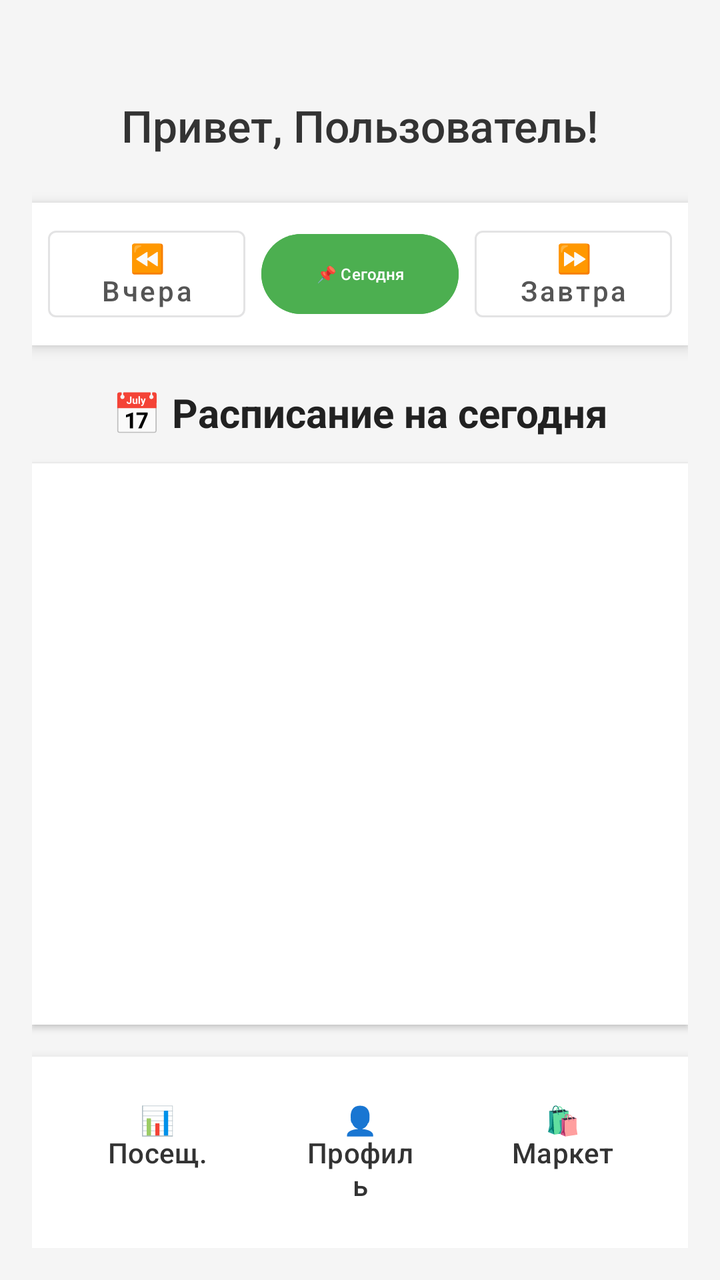
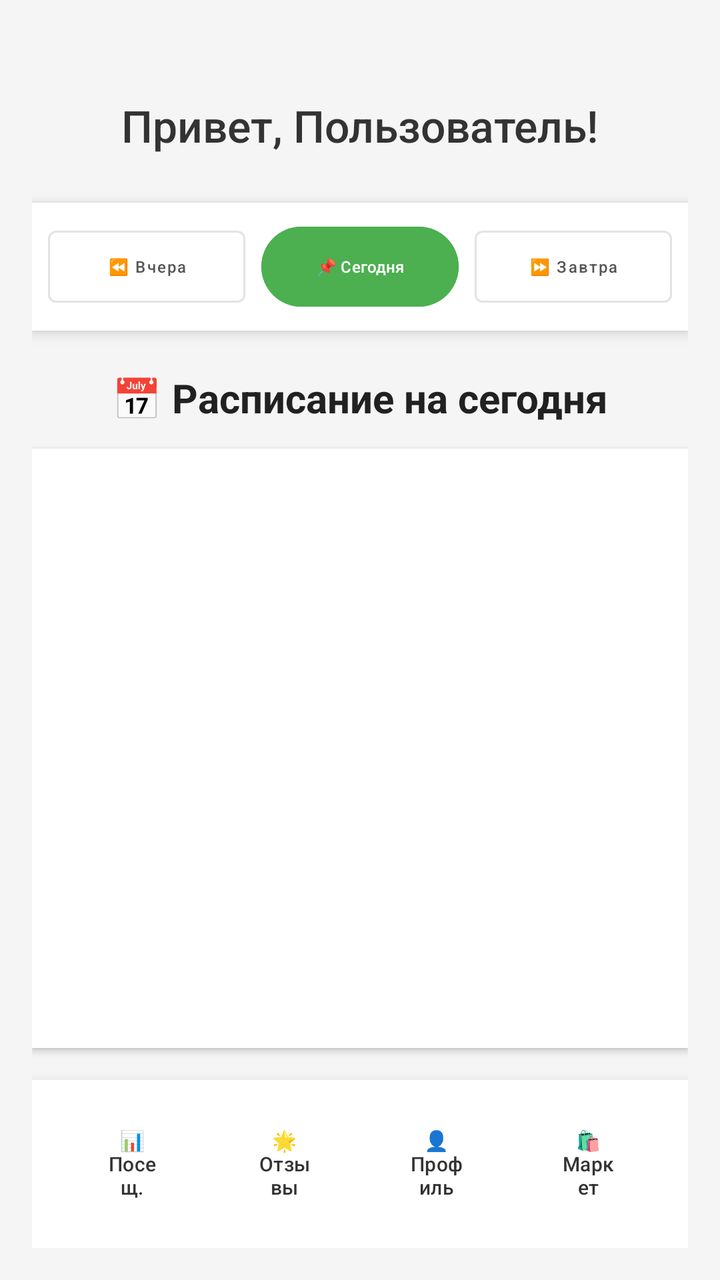

Two renders of the same Android screen: before a commit and after it. Below are the layout's source before the change and the commit's diff.
<!-- AndroidManifest.xml: application theme Theme.Topacademy -->
<!-- res/layout/activity_main.xml -->
<?xml version="1.0" encoding="utf-8"?>
<LinearLayout xmlns:android="http://schemas.android.com/apk/res/android"
    xmlns:tools="http://schemas.android.com/tools"
    android:layout_width="match_parent"
    android:layout_height="match_parent"
    android:orientation="vertical"
    android:padding="16dp"
    android:background="#F5F5F5">

    
    <TextView
        android:id="@+id/textViewGreeting"
        android:layout_width="wrap_content"
        android:layout_height="wrap_content"
        android:layout_gravity="center_horizontal"
        android:layout_marginTop="32dp"
        android:layout_marginBottom="24dp"
        android:text="Привет, Пользователь!"
        android:textSize="22sp"
        android:textColor="#333333"
        android:fontFamily="sans-serif-medium" />

    
    <LinearLayout
        android:layout_width="match_parent"
        android:layout_height="wrap_content"
        android:orientation="horizontal"
        android:gravity="center"
        android:layout_marginBottom="20dp"
        android:background="#FFFFFF"
        android:padding="8dp"
        android:radius="12dp"
        android:elevation="4dp">

        <Button
            android:id="@+id/buttonYesterday"
            style="@style/Widget.MaterialComponents.Button.OutlinedButton"
            android:layout_width="0dp"
            android:layout_height="wrap_content"
            android:layout_weight="1"
            android:text="⏪ Вчера"
            android:layout_marginEnd="8dp"
            android:textColor="#555555"
            android:textAllCaps="false" />

        <Button
            android:id="@+id/buttonToday"
            android:layout_width="0dp"
            android:layout_height="wrap_content"
            android:layout_marginEnd="8dp"
            android:layout_weight="1"
            android:backgroundTint="#4CAF50"
            android:text="📌 Сегодня"
            android:textAllCaps="false"
            android:textColor="#FFFFFF"
            android:textSize="8dp"
            tools:ignore="TextSizeCheck" />

        <Button
            android:id="@+id/buttonTomorrow"
            style="@style/Widget.MaterialComponents.Button.OutlinedButton"
            android:layout_width="0dp"
            android:layout_height="wrap_content"
            android:layout_weight="1"
            android:text="⏩ Завтра"
            android:textColor="#555555"
            android:textAllCaps="false" />

    </LinearLayout>

    
    <TextView
        android:id="@+id/textViewScheduleDate"
        android:layout_width="wrap_content"
        android:layout_height="wrap_content"
        android:text="📅 Расписание на сегодня"
        android:textSize="20sp"
        android:textStyle="bold"
        android:textColor="#212121"
        android:layout_marginBottom="12dp"
        android:layout_gravity="center_horizontal" />

    
    <ScrollView
        android:layout_width="match_parent"
        android:layout_height="0dp"
        android:layout_marginBottom="16dp"
        android:layout_weight="1"
        android:background="#FFFFFF"
        android:clipToPadding="false"
        android:contentDescription="@string/app_name"
        android:elevation="2dp"
        android:padding="12dp">

        <LinearLayout
            android:id="@+id/linearLayoutSchedule"
            android:layout_width="match_parent"
            android:layout_height="wrap_content"
            android:orientation="vertical"
            android:padding="8dp">
            
        </LinearLayout>

    </ScrollView>

    
    <ProgressBar
        android:id="@+id/progressBarMain"
        android:layout_width="wrap_content"
        android:layout_height="wrap_content"
        android:layout_gravity="center"
        android:visibility="gone"
        android:layout_marginBottom="16dp"
        android:indeterminateTint="#4CAF50" />

    
    <LinearLayout
        android:layout_width="match_parent"
        android:layout_height="wrap_content"
        android:orientation="horizontal"
        android:background="#FFFFFF"
        android:elevation="8dp"
        android:padding="12dp">

        <Button
            android:id="@+id/buttonAttendance"
            android:layout_width="0dp"
            android:layout_height="wrap_content"
            android:layout_weight="1"
            android:text="📊
Посещ."
            android:textSize="14sp"
            android:gravity="center"
            android:background="?attr/selectableItemBackground"
            android:textAllCaps="false"
            android:textColor="#333333" />

        <Button
            android:id="@+id/buttonProfile"
            android:layout_width="0dp"
            android:layout_height="wrap_content"
            android:layout_weight="1"
            android:text="👤
Профиль"
            android:textSize="14sp"
            android:gravity="center"
            android:background="?attr/selectableItemBackground"
            android:textAllCaps="false"
            android:textColor="#333333" />


        <Button
            android:id="@+id/buttonMarket"
            android:layout_width="0dp"
            android:layout_height="wrap_content"
            android:layout_weight="1"
            android:text="🛍️
Маркет"
            android:textSize="14sp"
            android:gravity="center"
            android:background="?attr/selectableItemBackground"
            android:textAllCaps="false"
            android:textColor="#333333" />

    </LinearLayout>

</LinearLayout>
<!-- resources referenced by this layout -->
<resources>
  <string name="app_name">topacademy</string>
  <style name="Theme.Topacademy" parent="Base.Theme.Topacademy" />
  <style name="Base.Theme.Topacademy" parent="Theme.Material3.DayNight.NoActionBar">
          
          
      </style>
</resources>

<!-- the commit's change to res/layout/activity_main.xml (unified diff, before → after) -->
@@ -39,6 +39,7 @@
             android:layout_height="wrap_content"
             android:layout_weight="1"
             android:text="⏪ Вчера"
+            android:textSize="8dp"
             android:layout_marginEnd="8dp"
             android:textColor="#555555"
             android:textAllCaps="false" />
@@ -63,6 +64,7 @@
             android:layout_height="wrap_content"
             android:layout_weight="1"
             android:text="⏩ Завтра"
+            android:textSize="8dp"
             android:textColor="#555555"
             android:textAllCaps="false" />
 
@@ -125,24 +127,37 @@
         <Button
             android:id="@+id/buttonAttendance"
             android:layout_width="0dp"
-            android:layout_height="wrap_content"
+            android:layout_height="60dp"
             android:layout_weight="1"
+            android:background="?attr/selectableItemBackground"
+            android:gravity="center"
             android:text="📊
 Посещ."
-            android:textSize="14sp"
+            android:textAllCaps="false"
+            android:textColor="#333333"
+            android:textSize="10sp" />
+
+
+        <Button
+            android:id="@+id/buttonReviews"
+            android:layout_width="0dp"
+            android:layout_height="60dp"
+            android:layout_weight="1"
+            android:background="?attr/selectableItemBackground"
             android:gravity="center"
-            android:background="?attr/selectableItemBackground"
+            android:text="🌟
+Отзывы"
             android:textAllCaps="false"
-            android:textColor="#333333" />
+            android:textColor="#333333"
+            android:textSize="10sp" />
 
         <Button
             android:id="@+id/buttonProfile"
             android:layout_width="0dp"
             android:layout_height="wrap_content"
             android:layout_weight="1"
-            android:text="👤
-Профиль"
-            android:textSize="14sp"
+            android:text="👤Профиль"
+            android:textSize="10sp"
             android:gravity="center"
             android:background="?attr/selectableItemBackground"
             android:textAllCaps="false"
@@ -156,7 +171,7 @@
             android:layout_weight="1"
             android:text="🛍️
 Маркет"
-            android:textSize="14sp"
+            android:textSize="10sp"
             android:gravity="center"
             android:background="?attr/selectableItemBackground"
             android:textAllCaps="false"
